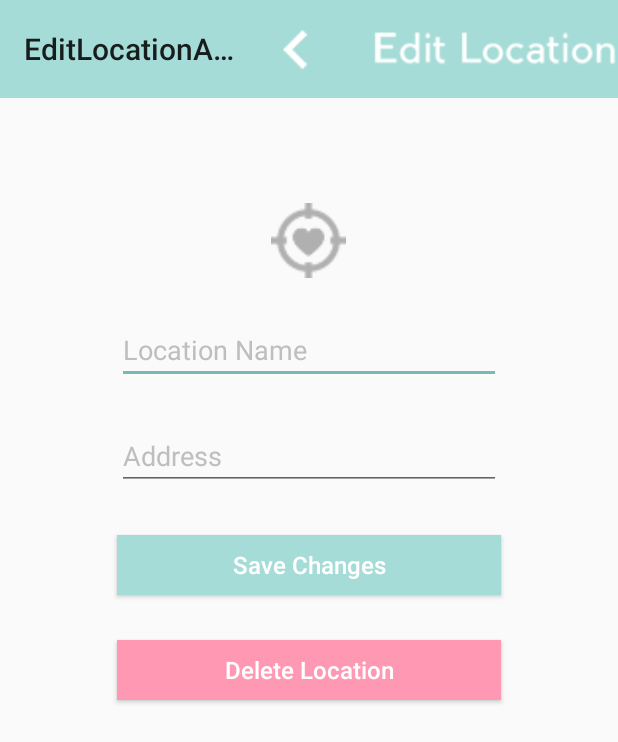
After one commit to oIf8-0mEQO/ProjectCouple, an Android app: the EditLocationActivity screen opened directly, with no data from a screen before it, on a phone screen of 412 x 824 dp. The commit adds this screen. Shown: the top 742 px of the screen. Run offline under Robolectric (Android 15) with nearby library versions, the phone set to English and light mode, and no system bars; 1 statement that could not run was skipped.

Commit message:
Created Edit Location Activity. Added the page where user can edit location name and address and delete location.

```diff
--- a/app/src/main/AndroidManifest.xml
+++ b/app/src/main/AndroidManifest.xml
@@ -3,22 +3,27 @@
     package="group50.coupletones">
 
     <application
+        android:name=".CoupleTones"
         android:allowBackup="true"
         android:icon="@mipmap/ic_launcher"
         android:label="@string/app_name"
         android:supportsRtl="true"
-			android:name="CoupleTones"
         android:theme="@style/AppTheme">
         <activity android:name=".controller.LoginActivity">
             <intent-filter>
-				<action android:name="android.intent.action.MAIN"/>
-				<category android:name="android.intent.category.LAUNCHER"/>
+                <action android:name="android.intent.action.MAIN" />
+
+                <category android:name="android.intent.category.LAUNCHER" />
             </intent-filter>
         </activity>
         <activity
             android:name=".controller.MainActivity"
             android:label="@string/title_activity_main"
-				android:theme="@style/AppTheme">
-		</activity>
+            android:theme="@style/AppTheme"></activity>
+        <activity
+            android:name=".controller.EditLocationActivity"
+            android:label="@string/title_activity_edit_location"
+            android:theme="@style/AppTheme"></activity>
     </application>
+
 </manifest>
--- /dev/null
+++ b/app/src/main/java/group50/coupletones/controller/EditLocationActivity.java
@@ -0,0 +1,38 @@
+package group50.coupletones.controller;
+
+import android.graphics.Typeface;
+import android.os.Bundle;
+import android.support.design.widget.FloatingActionButton;
+import android.support.design.widget.Snackbar;
+import android.support.v7.app.AppCompatActivity;
+import android.support.v7.widget.Toolbar;
+import android.view.LayoutInflater;
+import android.view.View;
+import android.view.ViewGroup;
+import android.widget.TextView;
+
+import group50.coupletones.R;
+
+public class EditLocationActivity extends AppCompatActivity {
+
+    @Override
+    protected void onCreate(Bundle savedInstanceState) {
+        super.onCreate(savedInstanceState);
+        setContentView(R.layout.activity_edit_location);
+        Toolbar toolbar = (Toolbar) findViewById(R.id.toolbar);
+        setSupportActionBar(toolbar);
+
+        // Custom fonts
+        TextView location_text = (TextView) findViewById(R.id.location_name);
+        TextView address_text = (TextView) findViewById(R.id.location_address);
+
+        Typeface pierSans = Typeface.createFromAsset(getAssets(), getString(R.string.pier_sans));
+        location_text.setTypeface(pierSans);
+        address_text.setTypeface(pierSans);
+
+
+
+    }
+
+
+}
--- /dev/null
+++ b/app/src/main/res/layout/activity_edit_location.xml
@@ -0,0 +1,128 @@
+<?xml version="1.0" encoding="utf-8"?>
+<android.support.design.widget.CoordinatorLayout xmlns:android="http://schemas.android.com/apk/res/android"
+    xmlns:app="http://schemas.android.com/apk/res-auto"
+    xmlns:tools="http://schemas.android.com/tools"
+    android:layout_width="match_parent"
+    android:layout_height="match_parent"
+    android:fitsSystemWindows="true"
+    tools:context="group50.coupletones.controller.EditLocationActivity">
+
+    <RelativeLayout xmlns:android="http://schemas.android.com/apk/res/android"
+        xmlns:tools="http://schemas.android.com/tools"
+        android:layout_width="match_parent"
+        android:layout_height="match_parent"
+        tools:context=".MainActivity">
+
+    <!-- Toolbar Settings for Settings Page -->
+    <android.support.v7.widget.Toolbar
+        android:id="@+id/toolbar"
+        android:layout_width="match_parent"
+        android:layout_height="65dp"
+        android:background="@color/colorPrimary"
+        android:minHeight="?attr/actionBarSize"
+        android:layout_alignParentTop="true">
+
+        <ImageView
+            android:src="@drawable/editlocation_title"
+            android:layout_marginLeft="?attr/actionBarSize"
+            android:layout_marginRight="?attr/actionBarSize"
+            android:layout_width="wrap_content"
+            android:layout_height="fill_parent"
+            android:layout_marginTop="6dp"
+            android:layout_marginBottom="4dp"
+            android:layout_marginStart="20dp"
+            android:layout_gravity="center" />
+
+        <!-- Left side back button -->
+
+        <ImageButton
+            android:id="@+id/btn_backarrow"
+            android:layout_width="?attr/actionBarSize"
+            android:layout_height="?attr/actionBarSize"
+            android:layout_marginRight="15dp"
+            android:layout_gravity="start|center_vertical"
+            android:src="@drawable/back_arrow"
+            style="@style/Widget.AppCompat.ActionButton" />
+
+    </android.support.v7.widget.Toolbar>
+
+    <include layout="@layout/content_edit_location" />
+
+        <!-- Target Heart icon at Top of Screen -->
+        <ImageView
+            android:layout_width="wrap_content"
+            android:layout_height="wrap_content"
+            android:id="@+id/location_icon"
+            android:layout_below="@+id/toolbar"
+            android:src="@drawable/target_icon"
+            android:layout_marginTop="70dp"
+            android:minWidth="50dp"
+            android:minHeight="50dp"
+            android:layout_centerHorizontal="true" />
+
+        <!-- Text Field for Location Name -->
+        <EditText
+            android:layout_width="wrap_content"
+            android:layout_height="wrap_content"
+            android:inputType="textPersonName"
+            android:text="@string/location_name"
+            android:ems="12"
+            android:id="@+id/location_name"
+            android:textColor="@color/subtitleColor"
+            android:layout_centerVertical="true"
+            android:layout_marginTop="25dp"
+            android:layout_below="@+id/location_icon"
+            android:layout_centerHorizontal="true" />
+
+        <!-- Text Field for Location Address -->
+        <EditText
+            android:layout_width="wrap_content"
+            android:layout_height="wrap_content"
+            android:inputType="textPersonName"
+            android:text="@string/location_address"
+            android:ems="12"
+            android:id="@+id/location_address"
+            android:textColor="@color/subtitleColor"
+            android:layout_below="@+id/location_name"
+            android:layout_marginTop="25dp"
+            android:layout_alignStart="@+id/location_name" />
+
+        <!-- Save Changes Button -->
+        <Button
+            android:layout_width="wrap_content"
+            android:layout_height="wrap_content"
+            android:text="@string/save_changes"
+            android:textAllCaps="false"
+            android:id="@+id/save_changes_button"
+            android:minWidth="260dp"
+            android:minHeight="40dp"
+            android:textSize="16dp"
+            android:textColor="@color/white"
+            android:background="@color/colorPrimary"
+            android:layout_below="@+id/location_address"
+            android:layout_centerInParent="true"
+            android:layout_marginTop="30dp"
+            android:layout_alignStart="@+id/location_address"
+            android:layout_alignEnd="@+id/location_address" />
+
+        <!-- Delete Location Button -->
+        <Button
+            android:layout_width="wrap_content"
+            android:layout_height="wrap_content"
+            android:text="@string/delete_location"
+            android:textAllCaps="false"
+            android:id="@+id/delete_location_button"
+            android:minWidth="260dp"
+            android:minHeight="40dp"
+            android:textSize="16dp"
+            android:textColor="@color/white"
+            android:background="@color/disconnectColor"
+            android:layout_below="@+id/save_changes_button"
+            android:layout_marginTop="30dp"
+            android:layout_alignStart="@+id/location_address"
+            android:layout_alignEnd="@+id/location_address"
+            android:layout_centerInParent="true" />
+
+    </RelativeLayout>
+
+</android.support.design.widget.CoordinatorLayout>
--- /dev/null
+++ b/app/src/main/res/layout/content_edit_location.xml
@@ -0,0 +1,15 @@
+<?xml version="1.0" encoding="utf-8"?>
+<RelativeLayout xmlns:android="http://schemas.android.com/apk/res/android"
+    xmlns:app="http://schemas.android.com/apk/res-auto"
+    xmlns:tools="http://schemas.android.com/tools"
+    android:layout_width="match_parent"
+    android:layout_height="match_parent"
+    android:paddingBottom="@dimen/activity_vertical_margin"
+    android:paddingLeft="@dimen/activity_horizontal_margin"
+    android:paddingRight="@dimen/activity_horizontal_margin"
+    android:paddingTop="@dimen/activity_vertical_margin"
+    app:layout_behavior="@string/appbar_scrolling_view_behavior"
+    tools:context="group50.coupletones.controller.EditLocationActivity"
+    tools:showIn="@layout/activity_edit_location">
+
+</RelativeLayout>
--- a/app/src/main/res/layout/fragment_favorite_locations.xml
+++ b/app/src/main/res/layout/fragment_favorite_locations.xml
@@ -41,10 +41,10 @@
 		<!-- Right side add button -->
 
 		<ImageButton
-            android:id="@+id/btn_search"
+            android:id="@+id/btn_add"
             android:layout_width="25dp"
             android:layout_height="25dp"
-			android:layout_marginRight="15dp"
+			android:layout_marginRight="25dp"
 			android:layout_gravity="right|center_vertical"
             android:src="@drawable/add_icon"
             style="@style/Widget.AppCompat.ActionButton" />
--- a/app/src/main/res/values-w820dp/dimens.xml
+++ b/app/src/main/res/values-w820dp/dimens.xml
@@ -1,6 +1,6 @@
 <resources>
-	<!-- Example customization of dimensions originally defined in res/values/dimens.xml
+    <!-- Example customization of dimensions originally defined in res/values/dimens.xml
          (such as screen margins) for screens with more than 820dp of available width. This
          would include 7" and 10" devices in landscape (~960dp and ~1280dp respectively). -->
-	<dimen name="activity_horizontal_margin">64dp</dimen>
+    <dimen name="activity_horizontal_margin">64dp</dimen>
 </resources>
--- a/app/src/main/res/values/strings.xml
+++ b/app/src/main/res/values/strings.xml
@@ -18,4 +18,9 @@
     <string name="partner_email">codyisdumblol@gmail.com</string>
     <string name="logout">Log Out</string>
     <string name="disconnect">Disconnect with Partner</string>
+    <string name="location_name">Location Name</string>
+    <string name="location_address">Address</string>
+    <string name="save_changes">Save Changes</string>
+    <string name="delete_location">Delete Location</string>
+    <string name="title_activity_edit_location">EditLocationActivity</string>
 </resources>
--- a/app/src/main/res/values/styles.xml
+++ b/app/src/main/res/values/styles.xml
@@ -21,7 +21,8 @@
         <item name="android:paddingRight">12dp</item>
     </style>
 
-	<style name="AppTheme.AppBarOverlay" parent="ThemeOverlay.AppCompat.Dark.ActionBar"/>
-	<style name="AppTheme.PopupOverlay" parent="ThemeOverlay.AppCompat.Light"/>
+    <style name="AppTheme.AppBarOverlay" parent="ThemeOverlay.AppCompat.Dark.ActionBar" />
+
+    <style name="AppTheme.PopupOverlay" parent="ThemeOverlay.AppCompat.Light" />
 
 </resources>
```
Also changed, not shown: app/src/main/res/values/dimens.xml (indentation only). Lines whose indentation alone changed are shown as unchanged.
